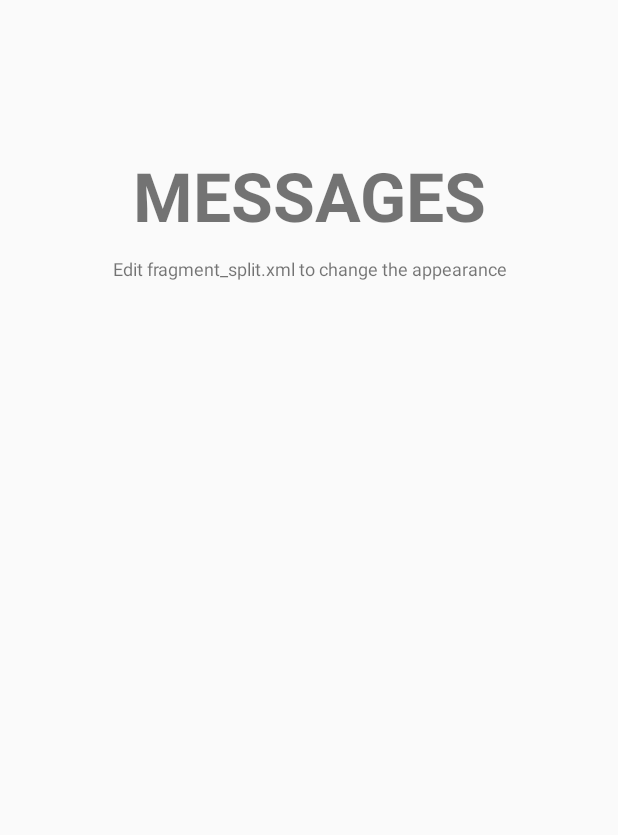
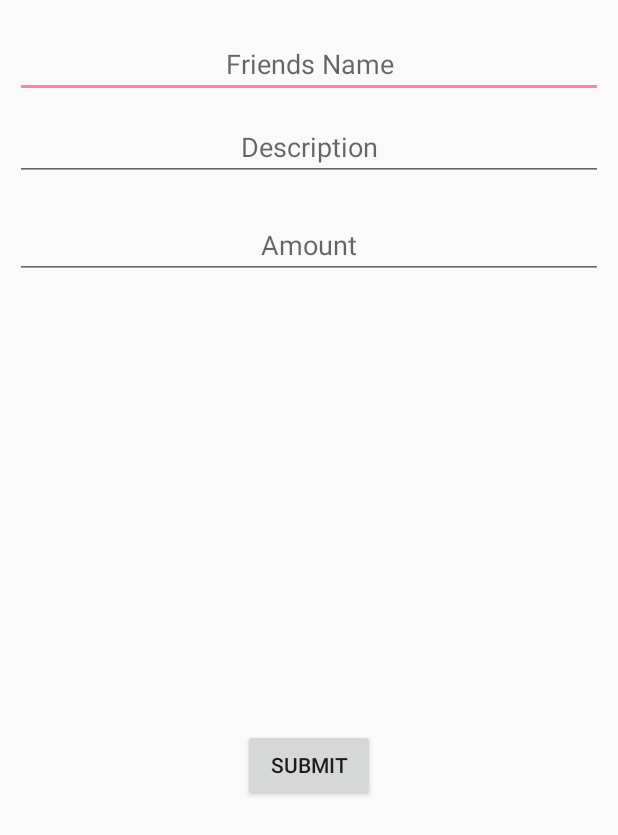
Before and after one commit to pawankumarbaranwal/SplitTheBill, an Android app: the layout fragment_split.xml on its own in the app's theme, with its tools: preview values and no code run, on a phone screen of 412 x 824 dp. Shown: the top 835 px of the screen. Run offline under Robolectric (Android 15) with nearby library versions, the phone set to English and light mode, and no system bars.

Commit message:
Changes in friends and split bill

```diff
--- a/app/src/main/res/layout/fragment_split.xml
+++ b/app/src/main/res/layout/fragment_split.xml
@@ -1,30 +1,47 @@
-<RelativeLayout xmlns:android="http://schemas.android.com/apk/res/android"
+<LinearLayout xmlns:android="http://schemas.android.com/apk/res/android"
     xmlns:tools="http://schemas.android.com/tools"
     android:layout_width="match_parent"
     android:layout_height="match_parent"
-    android:orientation="vertical"
-    tools:context="info.androidhive.materialdesign.activity.MessagesFragment">
+    android:orientation="vertical">
 
+    <AutoCompleteTextView
+        android:id="@+id/tvAutocompleteFriendEmail"
+        android:layout_width="match_parent"
+        android:layout_height="wrap_content"
+        android:layout_marginLeft="10dp"
+        android:layout_marginRight="10dp"
+        android:layout_marginTop="20dp"
+        android:gravity="center"
+        android:hint="@string/tv_friend_name" />
 
-    <TextView
-        android:id="@+id/label"
-        android:layout_alignParentTop="true"
-        android:layout_marginTop="100dp"
-        android:layout_width="fill_parent"
+    <EditText
+        android:id="@+id/etDescription"
+        android:layout_width="match_parent"
         android:layout_height="wrap_content"
-        android:gravity="center_horizontal"
-        android:textSize="45dp"
-        android:text="MESSAGES"
-        android:textStyle="bold"/>
+        android:layout_margin="10dp"
+        android:gravity="center"
+        android:hint="@string/et_description" />
 
-    <TextView
-        android:layout_below="@id/label"
-        android:layout_centerInParent="true"
-        android:layout_width="fill_parent"
+    <EditText
+        android:id="@+id/etMoney"
+        android:layout_width="match_parent"
         android:layout_height="wrap_content"
-        android:textSize="12dp"
-        android:layout_marginTop="10dp"
-        android:gravity="center_horizontal"
-        android:text="Edit fragment_split.xml to change the appearance" />
+        android:layout_margin="10dp"
+        android:gravity="center"
+        android:inputType="number"
+        android:hint="@string/et_money"/>
 
-</RelativeLayout>
+    <LinearLayout
+        android:layout_width="match_parent"
+        android:layout_height="match_parent"
+        android:orientation="vertical"
+        android:gravity="center">
+
+        <Button
+            android:id="@+id/btnSplitSubmit"
+            android:layout_width="wrap_content"
+            android:layout_height="wrap_content"
+            android:text="@string/btn_submit"
+            />
+    </LinearLayout>
+</LinearLayout>
--- a/app/src/main/res/values/strings.xml
+++ b/app/src/main/res/values/strings.xml
@@ -23,4 +23,7 @@
     <string name="et_name">Name</string>
     <string name="et_email">Email</string>
     <string name="btn_submit">Submit</string>
+    <string name="et_description">Description</string>
+    <string name="et_money">Amount</string>
+    <string name="tv_friend_name">Friends Name</string>
 </resources>
```
Also changed, not shown: app/src/main/java/pawan/example/com/splitthebill/activity/AddFriend.java (+4 -30 lines), app/src/main/java/pawan/example/com/splitthebill/activity/CustomAdapter.java (+22 -9 lines), app/src/main/java/pawan/example/com/splitthebill/activity/FriendHisaab.java (+1 -23 lines), app/src/main/java/pawan/example/com/splitthebill/activity/FriendsFragment.java (+60 -33 lines), app/src/main/java/pawan/example/com/splitthebill/activity/MainActivity.java (+27 -3 lines), app/src/main/java/pawan/example/com/splitthebill/activity/MessagesFragment.java (deleted, +0 -44 lines), app/src/main/java/pawan/example/com/splitthebill/activity/SplitTheBillFragment.java (added, +138 -0 lines).
